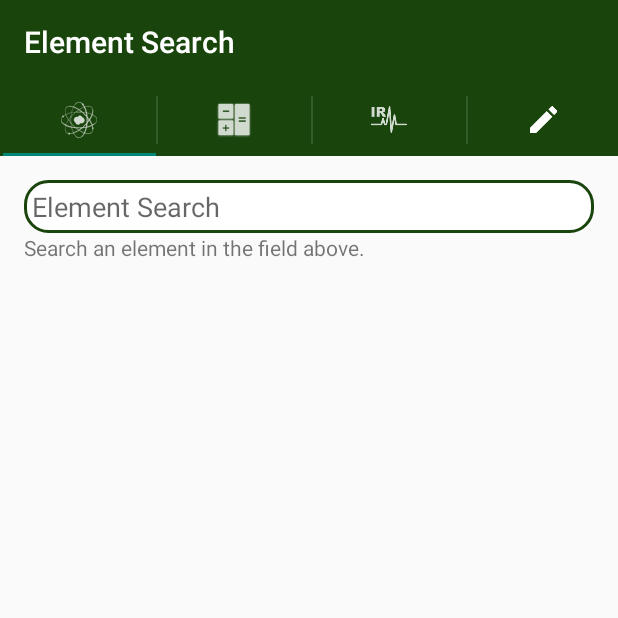
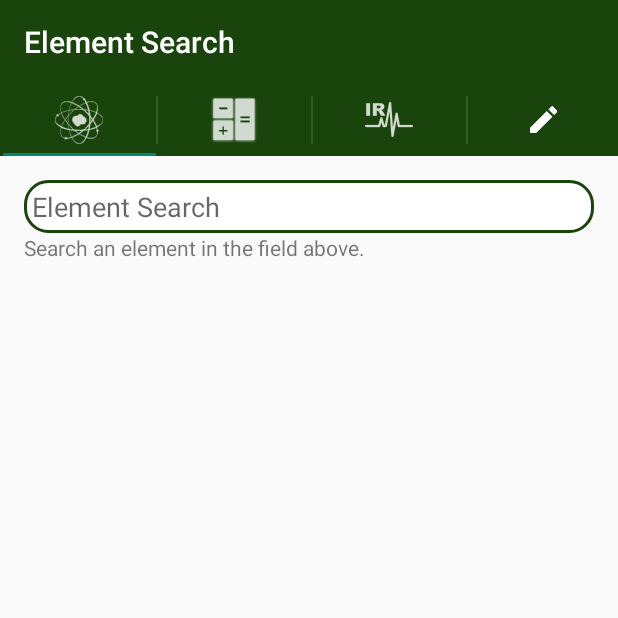
Before and after one commit to DanSGraham/ConstData, an Android app: the MainActivity screen opened directly, with no data from a screen before it, on a phone screen of 412 x 824 dp, the top half of it. Run offline under Robolectric (Android 15) with nearby library versions, the phone set to English and light mode, and no system bars; libraries missing offline, so code that uses them is left out: com.github.mikephil.charting.

Commit message:
Fixed icon sizes

```diff
--- a/LabPal/app/src/main/java/danandzach/labpal/MainActivity.java
+++ b/LabPal/app/src/main/java/danandzach/labpal/MainActivity.java
@@ -59,7 +59,7 @@ public class MainActivity extends AppCompatActivity {
 
         android.support.v4.app.Fragment irView = new IRView();
         android.support.v7.app.ActionBar.Tab ir_tab = actionBar.newTab();
-        ir_tab.setIcon(R.drawable.ic_action_ir_logo);
+        ir_tab.setIcon(R.drawable.ic_action_new_ir_logo);
         ir_tab.setTabListener(new NavigationTabsListener(irView));
         actionBar.addTab(ir_tab);
 
```
Also changed, not shown: LabPal/app/src/main/res/drawable-hdpi/ic_action_calculatoricon.png, LabPal/app/src/main/res/drawable-hdpi/ic_action_ic_search.png, LabPal/app/src/main/res/drawable-hdpi/ic_action_new_ir_logo.png, LabPal/app/src/main/res/drawable-mdpi/ic_action_calculatoricon.png, LabPal/app/src/main/res/drawable-mdpi/ic_action_ic_search.png, LabPal/app/src/main/res/drawable-mdpi/ic_action_new_ir_logo.png, LabPal/app/src/main/res/drawable-xhdpi/ic_action_calculatoricon.png, LabPal/app/src/main/res/drawable-xhdpi/ic_action_ic_search.png, LabPal/app/src/main/res/drawable-xhdpi/ic_action_new_ir_logo.png, LabPal/app/src/main/res/drawable-xxhdpi/ic_action_calculatoricon.png, LabPal/app/src/main/res/drawable-xxhdpi/ic_action_ic_search.png, LabPal/app/src/main/res/drawable-xxhdpi/ic_action_new_ir_logo.png.
